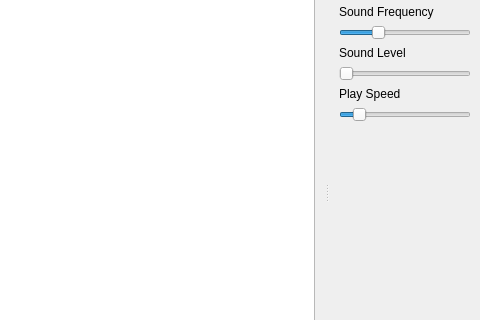
Before: the Qt Designer form mainwindow.ui in Artemia76/EasyMorse, drawn with Qt 5; both pictures show x 346 to 826 and y 88 to 408 of the 826 by 543 pixel window.
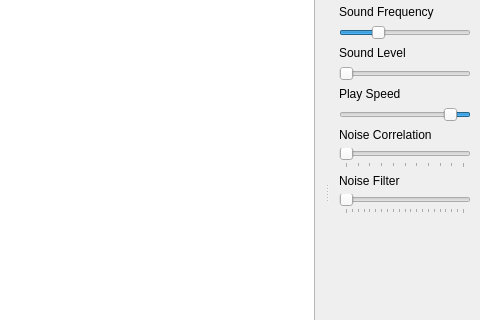
After: the same form once the commit is applied. Icons and pictures are not drawn.

Commit message: Add Noise generator + Tone filter

The edit to the form file:
```diff
--- a/mainwindow.ui
+++ b/mainwindow.ui
@@ -474,7 +474,7 @@
    <property name="minimumSize">
     <size>
      <width>150</width>
-     <height>258</height>
+     <height>364</height>
     </size>
    </property>
    <property name="windowTitle">
@@ -585,6 +585,76 @@
        </property>
        <property name="orientation">
         <enum>Qt::Horizontal</enum>
+       </property>
+       <property name="invertedAppearance">
+        <bool>true</bool>
+       </property>
+       <property name="invertedControls">
+        <bool>false</bool>
+       </property>
+       <property name="tickPosition">
+        <enum>QSlider::NoTicks</enum>
+       </property>
+      </widget>
+     </item>
+     <item>
+      <widget class="QLabel" name="label_5">
+       <property name="text">
+        <string>Noise Correlation</string>
+       </property>
+      </widget>
+     </item>
+     <item>
+      <widget class="QSlider" name="m_NoiseCorr">
+       <property name="maximum">
+        <number>100</number>
+       </property>
+       <property name="singleStep">
+        <number>10</number>
+       </property>
+       <property name="orientation">
+        <enum>Qt::Horizontal</enum>
+       </property>
+       <property name="tickPosition">
+        <enum>QSlider::TicksBelow</enum>
+       </property>
+       <property name="tickInterval">
+        <number>10</number>
+       </property>
+      </widget>
+     </item>
+     <item>
+      <widget class="QLabel" name="label_6">
+       <property name="text">
+        <string>Noise Filter</string>
+       </property>
+      </widget>
+     </item>
+     <item>
+      <widget class="QSlider" name="m_NoiseFilterSlider">
+       <property name="maximum">
+        <number>500</number>
+       </property>
+       <property name="singleStep">
+        <number>25</number>
+       </property>
+       <property name="pageStep">
+        <number>25</number>
+       </property>
+       <property name="value">
+        <number>0</number>
+       </property>
+       <property name="sliderPosition">
+        <number>0</number>
+       </property>
+       <property name="orientation">
+        <enum>Qt::Horizontal</enum>
+       </property>
+       <property name="tickPosition">
+        <enum>QSlider::TicksBelow</enum>
+       </property>
+       <property name="tickInterval">
+        <number>25</number>
        </property>
       </widget>
      </item>
```
The commit also changes 6 other files.
